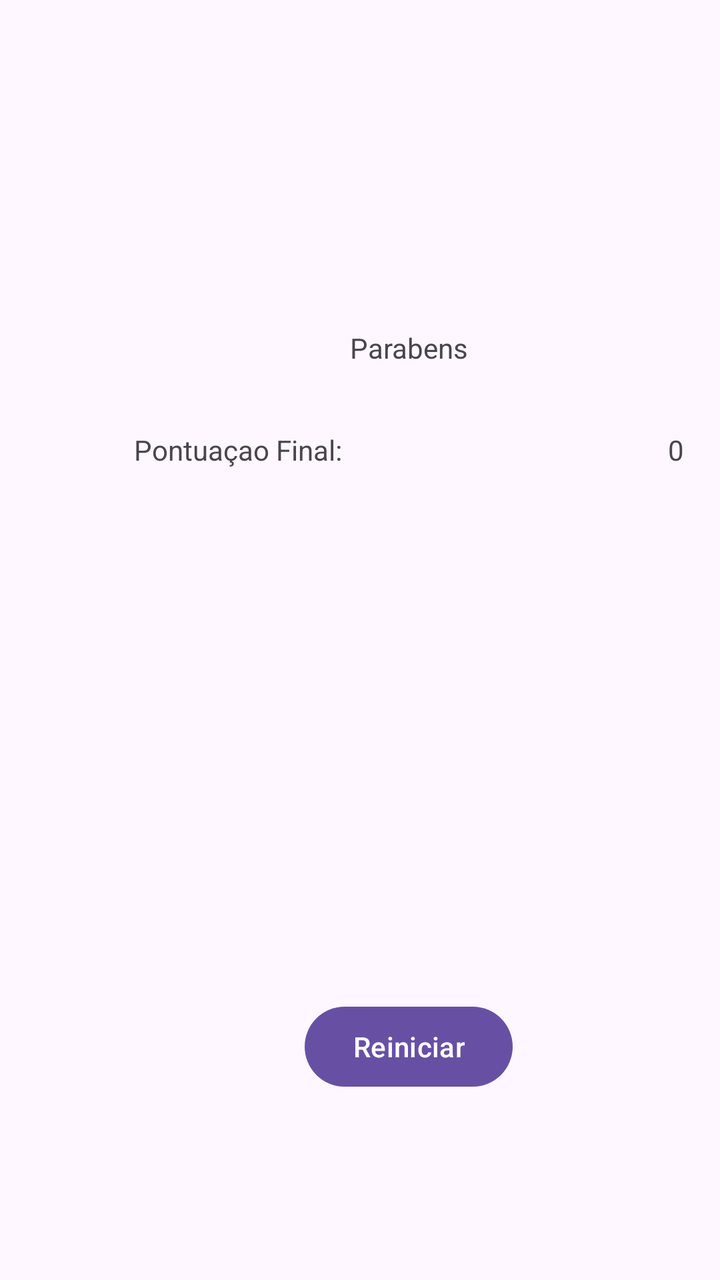
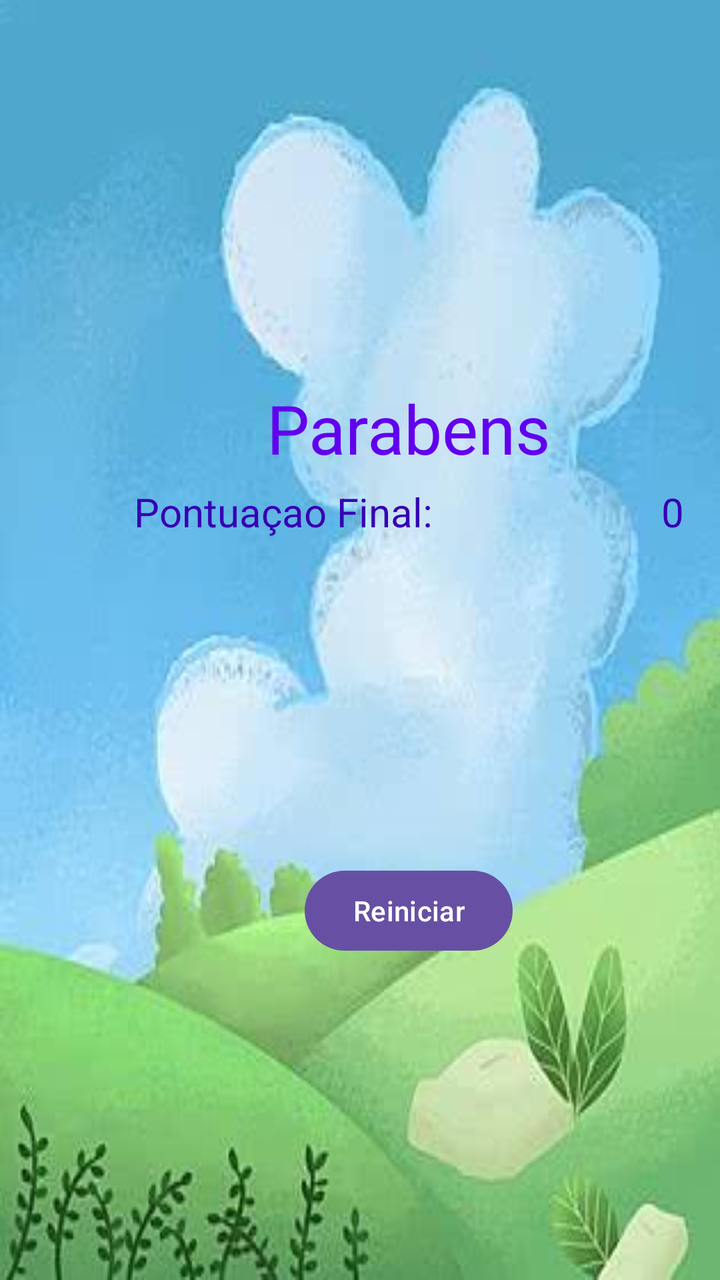

Compare the two renders of this Android layout. The source of the first and the diff that turns it into the second are given below.
<!-- AndroidManifest.xml: application theme Theme.Atividade_bimestral -->
<!-- res/layout/activity_teladeresultado.xml -->
<?xml version="1.0" encoding="utf-8"?>
<androidx.constraintlayout.widget.ConstraintLayout xmlns:android="http://schemas.android.com/apk/res/android"
    xmlns:app="http://schemas.android.com/apk/res-auto"
    xmlns:tools="http://schemas.android.com/tools"
    android:id="@+id/main"
    android:layout_width="match_parent"
    android:layout_height="match_parent"
    tools:context=".teladeresultado">

    <FrameLayout
        android:layout_width="409dp"
        android:layout_height="729dp"
        tools:layout_editor_absoluteX="1dp"
        tools:layout_editor_absoluteY="1dp">

        <LinearLayout
            android:layout_width="275dp"
            android:layout_height="400dp"
            android:layout_gravity="center"
            android:gravity="center"
            android:orientation="vertical"
            app:layout_constraintEnd_toEndOf="parent"
            app:layout_constraintStart_toStartOf="parent">

            <LinearLayout
                android:layout_width="match_parent"
                android:layout_height="51dp"
                android:orientation="vertical">

                <TextView
                    android:id="@+id/textView16"
                    android:layout_width="match_parent"
                    android:layout_height="wrap_content"
                    android:layout_gravity="center"
                    android:gravity="center"
                    android:text="Parabens" />

            </LinearLayout>

            <LinearLayout
                android:layout_width="match_parent"
                android:layout_height="match_parent"
                android:orientation="vertical">

                <LinearLayout
                    android:layout_width="match_parent"
                    android:layout_height="284dp"
                    android:orientation="horizontal">

                    <TextView
                        android:id="@+id/textView14"
                        android:layout_width="wrap_content"
                        android:layout_height="wrap_content"
                        android:layout_weight="1"
                        android:text="Pontuaçao Final:" />

                    <TextView
                        android:id="@+id/textView15"
                        android:layout_width="wrap_content"
                        android:layout_height="wrap_content"
                        android:layout_weight="1"
                        android:text="0"
                        android:textAlignment="textEnd" />
                </LinearLayout>

                <Button
                    android:id="@+id/btn_restart"
                    android:layout_width="wrap_content"
                    android:layout_height="wrap_content"
                    android:layout_gravity="center"
                    android:text="Reiniciar"
                    app:layout_constraintEnd_toEndOf="parent"
                    app:layout_constraintStart_toStartOf="parent" />

            </LinearLayout>

        </LinearLayout>

    </FrameLayout>
</androidx.constraintlayout.widget.ConstraintLayout>
<!-- resources referenced by this layout -->
<resources>
  <style name="Theme.Atividade_bimestral" parent="Base.Theme.Atividade_bimestral" />
  <style name="Base.Theme.Atividade_bimestral" parent="Theme.Material3.DayNight.NoActionBar">
          
          
      </style>
</resources>

<!-- the commit's change to res/layout/activity_teladeresultado.xml (unified diff, before → after) -->
@@ -5,6 +5,7 @@
     android:id="@+id/main"
     android:layout_width="match_parent"
     android:layout_height="match_parent"
+    android:background="@drawable/images__1_"
     tools:context=".teladeresultado">
 
     <FrameLayout
@@ -15,7 +16,7 @@
 
         <LinearLayout
             android:layout_width="275dp"
-            android:layout_height="400dp"
+            android:layout_height="347dp"
             android:layout_gravity="center"
             android:gravity="center"
             android:orientation="vertical"
@@ -33,18 +34,20 @@
                     android:layout_height="wrap_content"
                     android:layout_gravity="center"
                     android:gravity="center"
-                    android:text="Parabens" />
+                    android:text="Parabens"
+                    android:textColor="@color/design_default_color_primary"
+                    android:textSize="34sp" />
 
             </LinearLayout>
 
             <LinearLayout
                 android:layout_width="match_parent"
-                android:layout_height="match_parent"
+                android:layout_height="295dp"
                 android:orientation="vertical">
 
                 <LinearLayout
                     android:layout_width="match_parent"
-                    android:layout_height="284dp"
+                    android:layout_height="189dp"
                     android:orientation="horizontal">
 
                     <TextView
@@ -52,15 +55,19 @@
                         android:layout_width="wrap_content"
                         android:layout_height="wrap_content"
                         android:layout_weight="1"
-                        android:text="Pontuaçao Final:" />
+                        android:text="Pontuaçao Final:"
+                        android:textColor="@color/design_default_color_primary_dark"
+                        android:textSize="20sp" />
 
                     <TextView
-                        android:id="@+id/textView15"
+                        android:id="@+id/pontuacao_final"
                         android:layout_width="wrap_content"
                         android:layout_height="wrap_content"
                         android:layout_weight="1"
                         android:text="0"
-                        android:textAlignment="textEnd" />
+                        android:textAlignment="textEnd"
+                        android:textColor="@color/design_default_color_primary_variant"
+                        android:textSize="20sp" />
                 </LinearLayout>
 
                 <Button
<!-- resource entries referenced after the edit -->
@@ -1,5 +1,6 @@
 <!-- resources referenced by this layout -->
 <resources>
+  <!-- drawable images__1_: png bitmap (drawable, 151908 bytes) -->
   <style name="Theme.Atividade_bimestral" parent="Base.Theme.Atividade_bimestral" />
   <style name="Base.Theme.Atividade_bimestral" parent="Theme.Material3.DayNight.NoActionBar">
           
